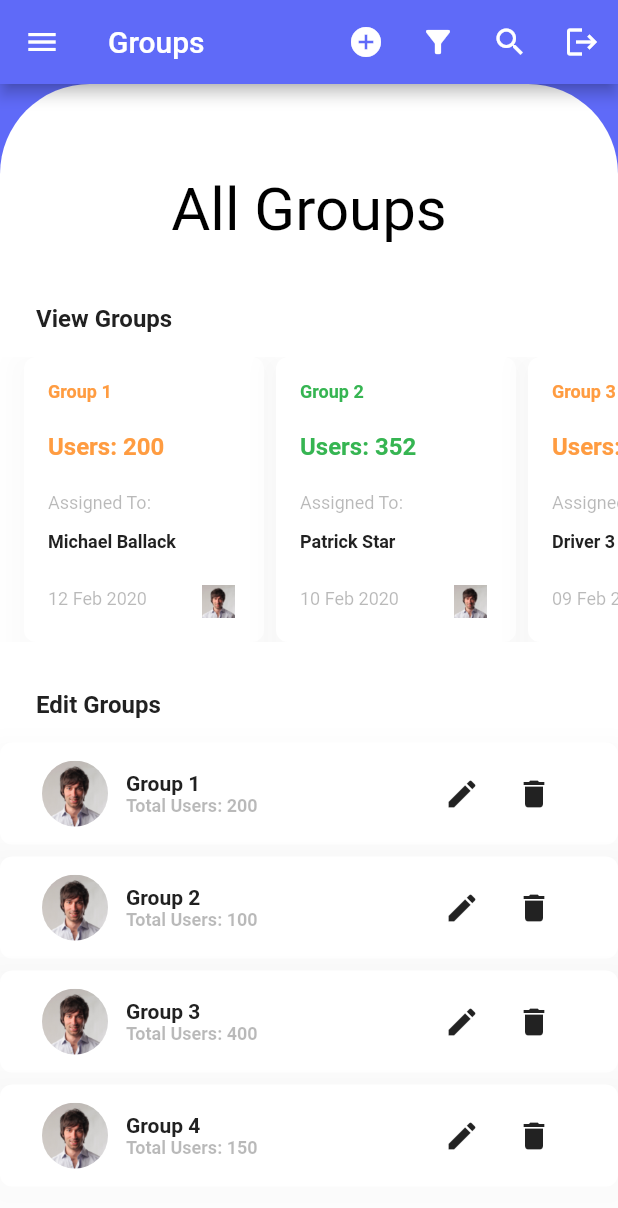
After one commit to frozenparadox99/waterkard-ui, a Flutter app: the ListGroups screen opened directly, on a phone screen of 412 x 824 dp. The commit adds this screen. Shown: the top 1208 px of the screen. Run offline on Flutter 3.47's test engine with Material 2 defaults, Android fonts, the phone set to English and light mode, and no system bars; our stand-ins replace dropdown_formfield, firebase_auth, firebase_core, introduction_screen, pinput; missing offline and left inert: card_settings; accounts and stored records are empty.

Commit message:
added: page for listing customer groups

```diff
--- /dev/null
+++ b/lib/ui/pages/add_new_group_pages/list_groups.dart
@@ -0,0 +1,407 @@
+import 'package:flutter/material.dart';
+import 'package:firebase_auth/firebase_auth.dart';
+import 'package:waterkard/ui/widgets/Sidebar.dart';
+
+import '../vendor_login_page.dart';
+
+const kBackgroundColor = Color(0xffF6F6F6);
+const kAccentColor = Color(0xff03A5E1);
+const kBlackColor = Color(0xFF212121);
+const kGreyColor = Color(0x50212121);
+const kWhiteColor = Color(0xFFFFFFFF);
+const kWhiteGreyColor = Color(0xFFF9F9F9);
+const kGreenColor = Color(0xFF36B552);
+const kOrangeColor = Color(0xFFFF9C41);
+const kBlueColor = Color(0xFF3B64F4);
+const kJeniusCardColor = Color(0xFF03A5e1);
+const kMasterCardColor = Color(0xFFF5F5F5);
+const kGradientSlideButton = [const Color(0xFF3B64F4), const Color(0xFF6822FD)];
+
+
+class TransactionModel {
+  String name;
+
+  Color colorType;
+
+  String usersInGroup;
+  String information;
+  String driverAssigned;
+  String date;
+
+
+  TransactionModel(this.name, this.colorType,
+      this.usersInGroup, this.information, this.driverAssigned, this.date,);
+}
+
+List<TransactionModel> transactions = transactionData
+    .map((item) => TransactionModel(
+    item['name'],
+
+    item['colorType'],
+
+    item['usersInGroup'],
+    item['information'],
+    item['driverAssigned'],
+    item['date'],
+    ))
+    .toList();
+
+var transactionData = [
+  {
+    "name": "Group 1",
+
+    "colorType": kOrangeColor,
+
+    "usersInGroup": "200",
+    "information": "Assigned To:",
+    "driverAssigned": "Michael Ballack",
+    "date": "12 Feb 2020",
+
+  },
+  {
+    "name": "Group 2",
+
+    "colorType": kGreenColor,
+
+    "usersInGroup": "352",
+    "information": "Assigned To:",
+    "driverAssigned": "Patrick Star",
+    "date": "10 Feb 2020",
+
+  },
+  {
+    "name": "Group 3",
+
+    "colorType": kOrangeColor,
+
+    "usersInGroup": "53",
+    "information": "Assigned To:",
+    "driverAssigned": "Driver 3",
+    "date": "09 Feb 2020",
+
+  }
+];
+
+
+
+
+
+
+class ListGroups extends StatefulWidget {
+  const ListGroups({Key key}) : super(key: key);
+
+  @override
+  _ListGroupsState createState() => _ListGroupsState();
+}
+
+class _ListGroupsState extends State<ListGroups> {
+
+  String uid;
+
+  void initState() {
+    // TODO: implement initState
+    super.initState();
+    uid = FirebaseAuth.instance.currentUser.uid;
+  }
+  @override
+  Widget build(BuildContext context) {
+    return Scaffold(
+      backgroundColor: Color(0xFF5F6AF8),
+      drawer: Sidebar(),
+      appBar: AppBar(
+        title: Text('Groups'),
+        actions: [
+          IconButton(
+            icon: Icon(Icons.add_circle),
+            onPressed: ()  {
+              // Navigator.pushReplacement(
+              //     context, MaterialPageRoute(builder: (context) => AddDriver()));
+            },
+          ),
+          IconButton(
+            icon: Icon(Icons.filter_alt),
+            onPressed: ()  {},
+          ),
+          IconButton(
+            icon: Icon(Icons.search),
+            onPressed: ()  {},
+          ),
+          IconButton(
+            icon: Icon(Icons.logout),
+            onPressed: () async {
+              await FirebaseAuth.instance.signOut();
+              Navigator.pushReplacement(
+                  context, MaterialPageRoute(builder: (context) => VendorLoginPage()));
+            },
+          )
+        ],
+      ),
+
+      body: Container(
+        decoration: BoxDecoration(
+            color: Colors.white,
+            borderRadius: BorderRadius.only(
+              topLeft: Radius.circular(60),
+              topRight: Radius.circular(60),
+            )
+        ),
+
+        child: ListView(
+          physics: ClampingScrollPhysics(),
+          children: <Widget>[
+            // Card Account Section
+            SizedBox(height: 40,),
+            Padding(
+              padding: EdgeInsets.all(20),
+              child: Column(
+                crossAxisAlignment: CrossAxisAlignment.start,
+                children: <Widget>[
+                  Center(
+                    child: Text("All Groups", style: TextStyle(color: Colors.black, fontSize: 40),),
+                  ),
+
+                ],
+              ),
+            ),
+
+
+
+            // Last Transaction Section
+            Padding(
+                padding:
+                EdgeInsets.only(left: 24, top: 20, bottom: 16, right: 24),
+                child: Row(
+                  mainAxisAlignment: MainAxisAlignment.spaceBetween,
+                  children: <Widget>[
+                    Text(
+                      'View Groups',
+                      style: TextStyle(
+                        fontSize: 16,
+                        fontWeight: FontWeight.w700,
+                        color: kBlackColor,
+                      ),
+                    ),
+
+                  ],
+                )),
+            Container(
+
+              height: 190,
+              child: ListView.builder(
+                padding: EdgeInsets.only(left: 16, right: 8),
+                scrollDirection: Axis.horizontal,
+                itemCount: transactions.length,
+                itemBuilder: (context, index) {
+                  return Container(
+                    margin: EdgeInsets.only(right: 8),
+                    height: 190,
+                    width: 160,
+                    decoration: BoxDecoration(
+                      borderRadius: BorderRadius.circular(8),
+                      color: kWhiteColor,
+                      boxShadow: [
+                        BoxShadow(
+                            color: Color(0x04000000),
+                            blurRadius: 10,
+                            spreadRadius: 10,
+                            offset: Offset(0.0, 8.0))
+                      ],
+                    ),
+                    child: Stack(
+                      children: <Widget>[
+
+                        Positioned(
+                          top: 16,
+                          left: 16,
+                          child: Text(
+                            transactions[index].name,
+                            style: TextStyle(
+                                fontSize: 12,
+                                fontWeight: FontWeight.w700,
+                                color: transactions[index].colorType),
+                          ),
+                        ),
+                        Positioned(
+                          top: 50,
+                          left: 16,
+                          child: Text(
+
+                                "Users: ${transactions[index].usersInGroup}",
+                            style: TextStyle(
+                                fontSize: 16,
+                                fontWeight: FontWeight.w700,
+                                color: transactions[index].colorType),
+                          ),
+                        ),
+                        Positioned(
+                          left: 16,
+                          top: 90,
+                          child: Text(
+                            transactions[index].information,
+                            style: TextStyle(
+                                fontSize: 12,
+                                fontWeight: FontWeight.w400,
+                                color: kGreyColor),
+                          ),
+                        ),
+                        Positioned(
+                          left: 16,
+                          bottom: 60,
+                          child: Text(
+                            transactions[index].driverAssigned,
+                            style: TextStyle(
+                                fontSize: 12,
+                                fontWeight: FontWeight.w700,
+                                color: kBlackColor),
+                          ),
+                        ),
+                        Positioned(
+                          left: 16,
+                          bottom: 22,
+                          child: Text(
+                            transactions[index].date,
+                            style: TextStyle(
+                                fontSize: 12,
+                                fontWeight: FontWeight.w400,
+                                color: kGreyColor),
+                          ),
+                        ),
+                        Positioned(
+                          right: 14,
+                          bottom: 16,
+                          child: Image.asset(
+                            "assets/profile_user.jpg",
+                            height: 22,
+                            width: 33,
+                          ),
+                        )
+                      ],
+                    ),
+                  );
+                },
+              ),
+            ),
+
+            Padding(
+              padding:
+              EdgeInsets.only(left: 24, top: 32, bottom: 16, right: 24),
+              child: Text(
+                'Edit Groups',
+                style: TextStyle(
+                  fontSize: 16,
+                  fontWeight: FontWeight.w700,
+                  color: kBlackColor,
+                ),
+              ),
+            ),
+
+            GroupCard("Group 1",200),
+            GroupCard("Group 2",100),
+            GroupCard("Group 3",400),
+            GroupCard("Group 4",150),
+
+
+
+
+
+          ],
+        ),
+      ),
+    );
+  }
+}
+
+class GroupCard extends StatelessWidget {
+  final String groupName;
+  final int customers;
+
+   GroupCard(this.groupName,this.customers);
+
+  @override
+  Widget build(BuildContext context) {
+    return Container(
+      padding: EdgeInsets.only(left: 16, right: 16),
+      margin: EdgeInsets.only(bottom: 8),
+      height: 68,
+      decoration: BoxDecoration(
+          borderRadius: BorderRadius.circular(8),
+          boxShadow: [
+            BoxShadow(
+                color: Color(0x04000000),
+                blurRadius: 10,
+                spreadRadius: 10,
+                offset: Offset(0.0, 8.0))
+          ],
+          color: kWhiteColor),
+      child: Row(
+        mainAxisAlignment: MainAxisAlignment.spaceBetween,
+        children: <Widget>[
+          Row(
+            children: <Widget>[
+              SizedBox(
+                width: 12,
+              ),
+              Container(
+                width: 44,
+                height: 44,
+                decoration: BoxDecoration(
+                  shape: BoxShape.circle,
+                  color: kWhiteGreyColor,
+                  image: DecorationImage(
+                    image: AssetImage("assets/profile_user.jpg"),
+                  ),
+                ),
+              ),
+              SizedBox(
+                width: 12,
+              ),
+              Column(
+                crossAxisAlignment: CrossAxisAlignment.start,
+                mainAxisAlignment: MainAxisAlignment.center,
+                children: <Widget>[
+                  Text(
+                    this.groupName,
+                    style: TextStyle(
+                        fontSize: 14,
+                        fontWeight: FontWeight.w700,
+                        color: kBlackColor),
+                  ),
+                  Text(
+                    "Total Users: ${this.customers}",
+                    style: TextStyle(
+                        fontSize: 12,
+                        fontWeight: FontWeight.w700,
+                        color: kGreyColor),
+                  )
+                ],
+              )
+            ],
+          ),
+          Row(
+            children: <Widget>[
+
+              IconButton(
+                icon: const Icon(Icons.edit),
+                tooltip: 'Edit',
+                onPressed: () {
+                  print("Pressed");
+                },
+              ),
+
+              IconButton(
+                icon: const Icon(Icons.delete),
+                tooltip: 'Delete',
+                onPressed: () {
+                  print("Pressed");
+                },
+              ),
+              SizedBox(
+                width: 16,
+              ),
+            ],
+          )
+        ],
+      ),
+    );
+  }
+}
--- a/lib/ui/widgets/Sidebar.dart
+++ b/lib/ui/widgets/Sidebar.dart
@@ -1,5 +1,6 @@
 import 'package:flutter/material.dart';
 import 'package:waterkard/ui/pages/add_driver_pages/all_drivers.dart';
+import 'package:waterkard/ui/pages/add_new_group_pages/list_groups.dart';
 import 'package:waterkard/ui/pages/inventory_pages/daily_inventory/daily_inventory_load.dart';
 import 'package:waterkard/ui/pages/inventory_pages/total_inventory/total_inventory_add.dart';
 
@@ -60,12 +61,17 @@ class Sidebar extends StatelessWidget {
           ListTile(
             leading: Icon(Icons.card_membership_outlined),
             title: Text('Cards'),
-            onTap: () => null,
+            onTap: ()=>null,
           ),
           ListTile(
             leading: Icon(Icons.person),
             title: Text('Customer Group'),
-            onTap: () => null,
+            onTap: () {
+              Navigator.push(
+                  context,
+                  MaterialPageRoute(
+                      builder: (context) => ListGroups()));
+            },
           ),
           ListTile(
             leading: Icon(Icons.car_rental),
```
Also changed, not shown: lib/ui/pages/add_new_group_pages/add_group.dart (added), lib/ui/pages/add_new_group_pages/edit_group.dart (added).
